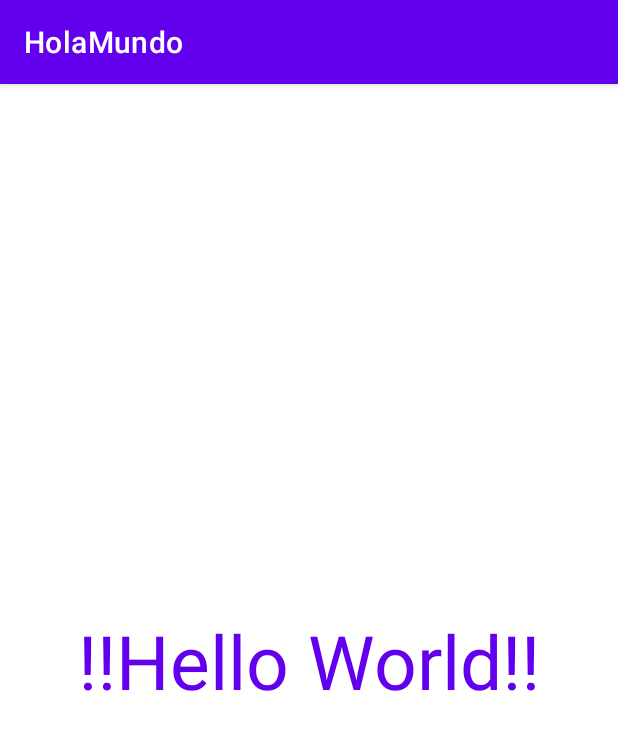
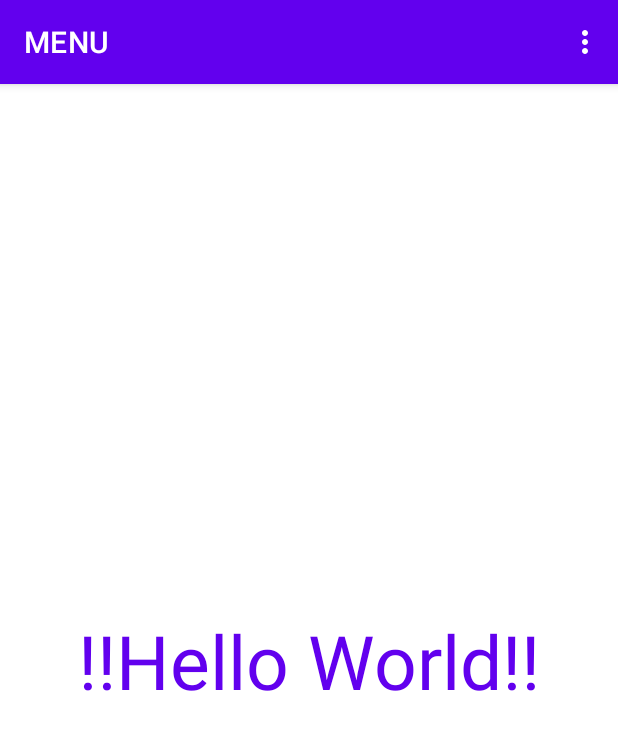
Before and after one commit to ParacoUribe/Taller9Menu, an Android app: the screen it shows after launch (MainActivity), on a phone screen of 412 x 824 dp. Shown: the top 730 px of the screen. Run offline under Robolectric (Android 15) with nearby library versions, the phone set to English and light mode, and no system bars.

Commit message:
first commit

```diff
--- /dev/null
+++ b/app/src/main/res/menu/menu_en_actividad.xml
@@ -0,0 +1,17 @@
+<?xml version="1.0" encoding="utf-8"?>
+<menu xmlns:app="http://schemas.android.com/apk/res-auto"
+    xmlns:android="http://schemas.android.com/apk/res/android">
+
+    <item
+        android:id="@+id/item1"
+        android:title="@string/app_name2" />
+    <item
+        android:id="@+id/item2"
+        android:title="@string/app_name3" />
+    <item
+        android:id="@+id/item3"
+        android:title="@string/app_name4" />
+    <item
+        android:id="@+id/item4"
+        android:title="@string/app_name5" />
+</menu>
--- a/app/src/main/res/values/strings.xml
+++ b/app/src/main/res/values/strings.xml
@@ -1,3 +1,8 @@
 <resources>
-    <string name="app_name">HolaMundo</string>
+    <string name="app_name">MENU</string>
+    <string name="app_name2">OPCION 1</string>
+    <string name="app_name3">OPCION 2</string>
+    <string name="app_name4">OPCION 3</string>
+    <string name="app_name5">OPCION 4</string>
+
 </resources>
```
Also changed, not shown: app/src/main/AndroidManifest.xml (+12 -0 lines), app/src/main/java/com/example/holamundo/MainActivity.java (+32 -0 lines), app/src/main/java/com/example/holamundo/opcion1.java (added, +14 -0 lines), app/src/main/java/com/example/holamundo/opcion2.java (added, +14 -0 lines), app/src/main/java/com/example/holamundo/opcion3.java (added, +14 -0 lines), app/src/main/java/com/example/holamundo/opcion4.java (added, +14 -0 lines), app/src/main/res/layout/activity_opcion1.xml (added, +25 -0 lines), app/src/main/res/layout/activity_opcion2.xml (added, +18 -0 lines), app/src/main/res/layout/activity_opcion3.xml (added, +24 -0 lines), app/src/main/res/layout/activity_opcion4.xml (added, +24 -0 lines).
